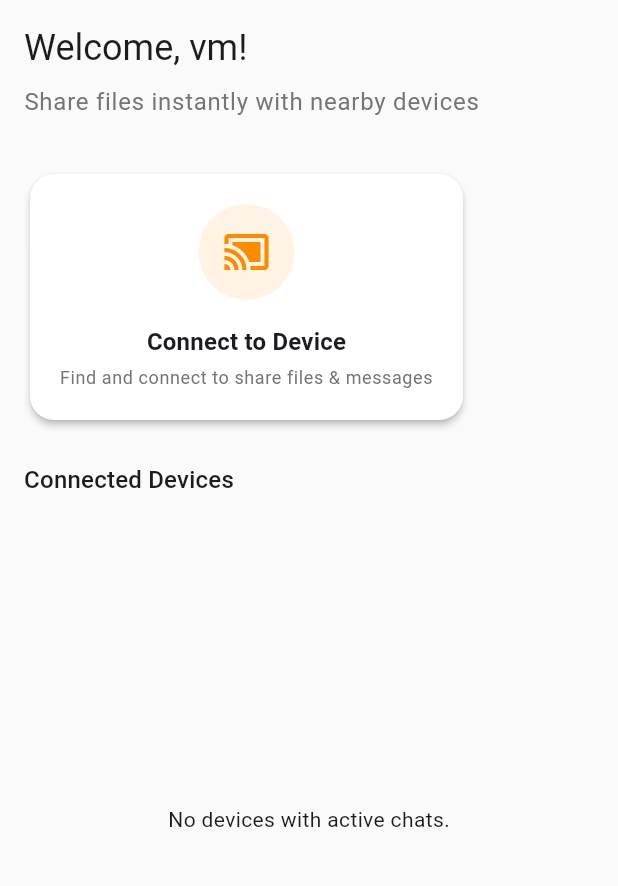
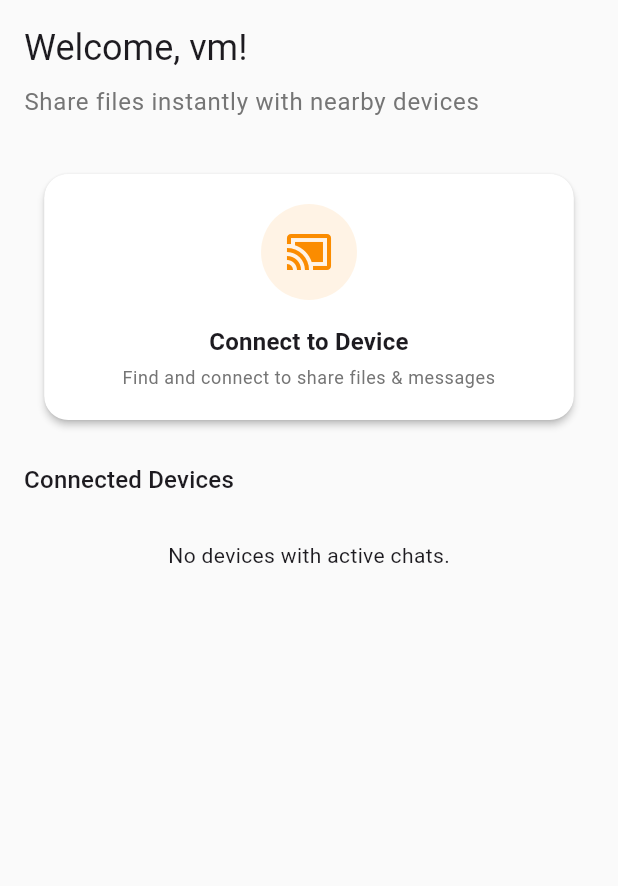
Before and after one commit to Jaiswal-Jatin/File-Transfer-, a Flutter app: the screen it shows after launch, on a phone screen of 412 x 824 dp, the part 84-970 px from its top. Run offline on Flutter 3.47's test engine with Material 3 defaults, Android fonts, the phone set to English and light mode, and no system bars; our stand-ins replace file_picker, flutter_local_notifications, open_filex, permission_handler, shared_preferences; missing offline and left inert: network_info_plus.

Commit message:
home screen done

```diff
--- a/lib/screens/home_screen.dart
+++ b/lib/screens/home_screen.dart
@@ -90,6 +90,11 @@ class _HomeScreenState extends State<HomeScreen> {
     );
   }
 
+  Future<void> _handleRefresh() async {
+    // This will clear the device list and send a new discovery broadcast.
+    await context.read<NetworkService>().refreshDiscovery();
+  }
+
   @override
   Widget build(BuildContext context) => Scaffold(
       appBar: AppBar(title: const Text('P2P File Share'), actions: [
@@ -100,16 +105,16 @@ class _HomeScreenState extends State<HomeScreen> {
         IconButton(
             icon: const Icon(Icons.settings),
             onPressed: () => Navigator.push(context,
-                MaterialPageRoute(builder: (_) => const SettingsScreen())))
+                MaterialPageRoute(builder: (_) => const SettingsScreen()))),
       ]),
-      body: Consumer<AppProvider>(builder: (context, appProvider, child) {
+      body: RefreshIndicator(
+        onRefresh: _handleRefresh,
+        child: Consumer<AppProvider>(builder: (context, appProvider, child) {
           if (!appProvider.isInitialized) {
             return const Center(child: CircularProgressIndicator());
           }
-        return Padding(
-            padding: const EdgeInsets.all(16),
-            child:
-                Column(crossAxisAlignment: CrossAxisAlignment.start, children: [
+          // Use a ListView to ensure the RefreshIndicator works even when content is short.
+          return ListView(padding: const EdgeInsets.all(16), children: [
             Text('Welcome, ${appProvider.deviceName}!',
                 style: Theme.of(context).textTheme.headlineSmall),
             const SizedBox(height: 8),
@@ -119,48 +124,53 @@ class _HomeScreenState extends State<HomeScreen> {
                     .bodyLarge
                     ?.copyWith(color: Colors.grey[600])),
             const SizedBox(height: 32),
-              FeatureCard(
+            Center(
+              child: FractionallySizedBox(
+                widthFactor: 0.95,
+                child: FeatureCard(
                     icon: Icons.cast_connected,
                     title: 'Connect to Device',
                     subtitle: 'Find and connect to share files & messages',
                     color: Theme.of(context).primaryColor,
                     onTap: _navigateToDiscovery),
+              ),
+            ),
             const SizedBox(height: 24),
             Text('Connected Devices',
                 style: Theme.of(context).textTheme.titleMedium),
             const SizedBox(height: 8),
-              Expanded(
-                  child: StreamBuilder<List<Device>>(
+            StreamBuilder<List<Device>>(
                 stream: context.watch<NetworkService>().deviceListStream,
-                      initialData:
-                          context.read<NetworkService>().discoveredDevices,
+                initialData: context.read<NetworkService>().discoveredDevices,
                 builder: (context, snapshot) {
                   final chatProvider = context.watch<ChatProvider>();
                   final allDiscoveredDevices = snapshot.data ?? [];
-                        final connectedDeviceIds =
-                            chatProvider.conversations.keys;
+                  final connectedDeviceIds = chatProvider.conversations.keys;
                   final connectedDevices = allDiscoveredDevices
                       .where((d) => connectedDeviceIds.contains(d.id))
                       .toList();
                   if (connectedDevices.isEmpty) {
                     return const Center(
+                        heightFactor: 3,
                         child: Text('No devices with active chats.'));
                   }
-                        return ListView.builder(
-                            itemCount: connectedDevices.length,
-                            itemBuilder: (context, index) {
-                              final device = connectedDevices[index];
-                              return DeviceCard(
+                  // We can't use an Expanded ListView inside another ListView.
+                  // So we use a Column of the widgets directly.
+                  return Column(
+                    children: connectedDevices
+                        .map((device) => DeviceCard(
                             device: device.copyWith(isConnected: true),
                             onTap: () => Navigator.push(
                                 context,
                                 MaterialPageRoute(
                                     builder: (_) =>
-                                              ChatScreen(device: device))));
-                            });
-                      }))
-            ]));
-      }));
+                                        ChatScreen(device: device)))))
+                        .toList(),
+                  );
+                }),
+          ]);
+        }),
+      ));
   void _navigateToDiscovery() {
     Navigator.push(context,
         MaterialPageRoute(builder: (_) => const DeviceDiscoveryScreen()));
```
Also changed, not shown: lib/services/network_service.dart (+11 -0 lines). Lines whose indentation alone changed are shown as unchanged.
